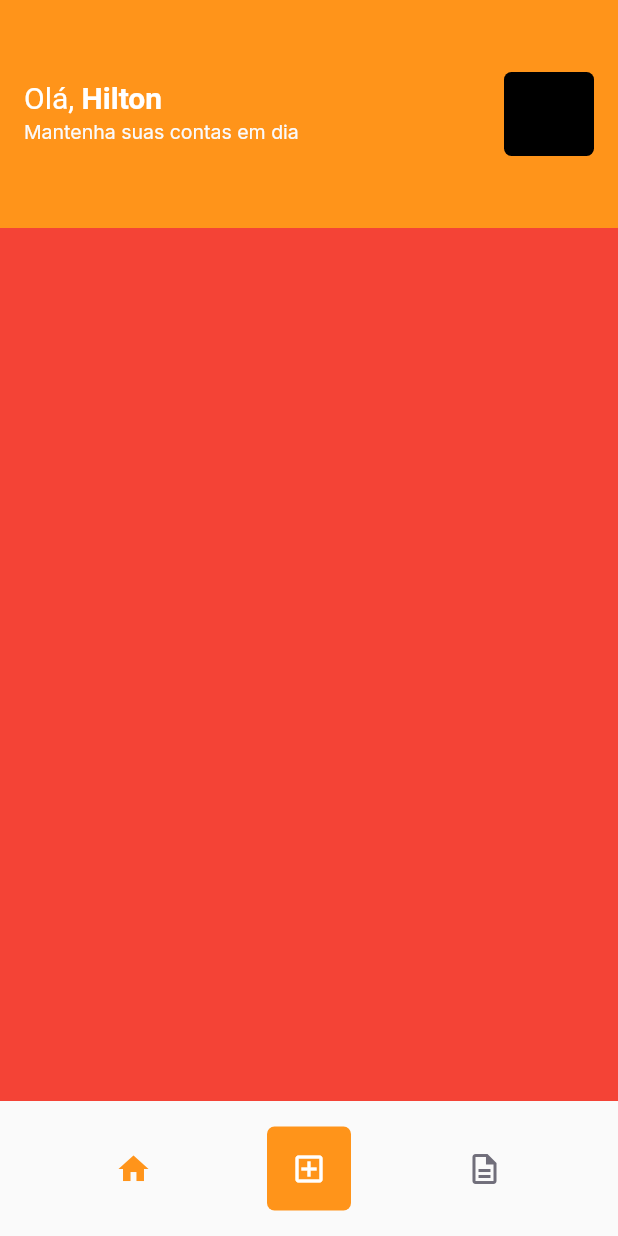
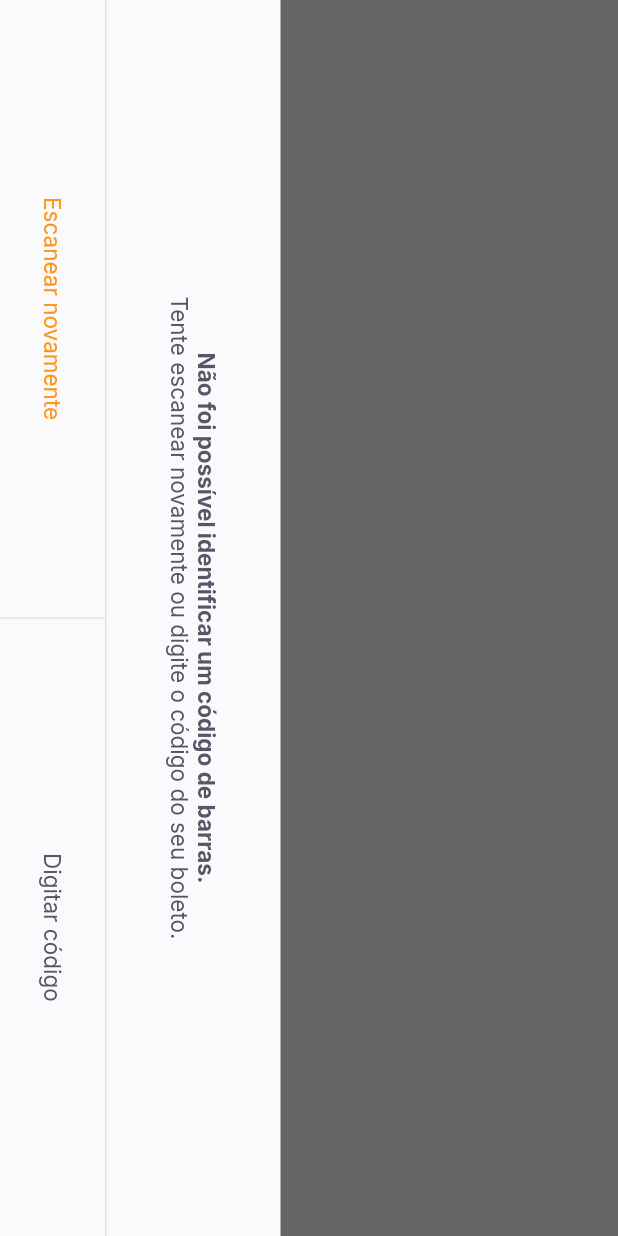
Before and after one commit to jhiltonsantos/nlw-together, a Flutter app: the HomePage screen opened by its route, after a tap on the "add box" icon, on a phone screen of 412 x 824 dp. Run offline on Flutter 3.47's test engine with Material 2 defaults, Android fonts, the phone set to English and light mode, and no system bars; our stand-ins replace camera, firebase_core, google_fonts, google_sign_in, image_picker, shared_preferences; missing offline and left inert: google_ml_kit; accounts and stored records are empty.

Commit message:
Add GoogleML Barcode

```diff
--- /dev/null
+++ b/payflow/lib/modules/barcode_scanner/barcode_scanner_page.dart
@@ -0,0 +1,68 @@
+import 'package:flutter/material.dart';
+import 'package:payflow/shared/themes/app_color.dart';
+import 'package:payflow/shared/themes/app_text_styles.dart';
+import 'package:payflow/shared/widgets/bottom_sheet/bottom_sheet.dart';
+import 'package:payflow/shared/widgets/set_label_buttons/set_label_buttons.dart';
+
+class BarcodeScannerPage extends StatefulWidget {
+  const BarcodeScannerPage({Key? key}) : super(key: key);
+
+  @override
+  _BarcodeScannerPageState createState() => _BarcodeScannerPageState();
+}
+
+class _BarcodeScannerPageState extends State<BarcodeScannerPage> {
+  @override
+  Widget build(BuildContext context) {
+    return BottomSheetWidget(
+        title: "Não foi possível identificar um código de barras.",
+        subtitle: "Tente escanear novamente ou digite o código do seu boleto.",
+        primaryLabel: "Escanear novamente",
+        primaryOnPressed: () {},
+        secondaryLabel: "Digitar código",
+        secondaryOnPressed: () {});
+    return SafeArea(
+      child: RotatedBox(
+        quarterTurns: 1,
+        child: Scaffold(
+          appBar: AppBar(
+            backgroundColor: Colors.black,
+            title: Text(
+              "Escaneie o código de barras do boleto",
+              style: AppTextStyles.buttonBackground,
+            ),
+            centerTitle: true,
+            leading: BackButton(
+              color: AppColors.background,
+            ),
+          ),
+          body: Column(
+            children: [
+              Expanded(
+                child: Container(
+                  color: Colors.black,
+                ),
+              ),
+              Expanded(
+                flex: 2,
+                child: Container(
+                  color: Colors.transparent,
+                ),
+              ),
+              Expanded(
+                child: Container(
+                  color: Colors.black,
+                ),
+              ),
+            ],
+          ),
+          bottomNavigationBar: SetLabelButtons(
+              primaryLabel: "Inserir código do boleto",
+              primaryOnPressed: () {},
+              secondaryLabel: "Adicionar da galeria",
+              secondaryOnPressed: () {}),
+        ),
+      ),
+    );
+  }
+}
--- a/payflow/lib/modules/home/home_page.dart
+++ b/payflow/lib/modules/home/home_page.dart
@@ -69,7 +69,7 @@ class _HomePageState extends State<HomePage> {
               ),
               GestureDetector(
                 onTap: () {
-                  print("Clicou Add");
+                  Navigator.pushNamed(context, "/barcode_scanner");
                 },
                 child: Container(
                   width: 56,
--- a/payflow/lib/modules/login/login_page.dart
+++ b/payflow/lib/modules/login/login_page.dart
@@ -1,5 +1,4 @@
 import 'package:flutter/material.dart';
-import 'package:google_sign_in/google_sign_in.dart';
 import 'package:payflow/shared/themes/app_color.dart';
 import 'package:payflow/shared/themes/app_images.dart';
 import 'package:payflow/shared/themes/app_text_styles.dart';
@@ -63,7 +62,7 @@ class _LoginPageState extends State<LoginPage> {
                   Padding(
                     padding:
                         const EdgeInsets.only(left: 40, right: 40, top: 50),
-                    child: SocialLoginButton(onTap: () {
+                    child: SocialLoginButtonWidget(onTap: () {
                       controller.googleSignIn(context);
                     }),
                   ),
--- /dev/null
+++ b/payflow/lib/shared/widgets/bottom_sheet/bottom_sheet.dart
@@ -0,0 +1,75 @@
+import 'package:flutter/material.dart';
+
+import 'package:payflow/shared/themes/app_color.dart';
+import 'package:payflow/shared/themes/app_text_styles.dart';
+import 'package:payflow/shared/widgets/set_label_buttons/set_label_buttons.dart';
+
+class BottomSheetWidget extends StatelessWidget {
+  const BottomSheetWidget({
+    Key? key,
+    required this.primaryLabel,
+    required this.primaryOnPressed,
+    required this.secondaryLabel,
+    required this.secondaryOnPressed,
+    required this.title,
+    required this.subtitle,
+  }) : super(key: key);
+
+  final String primaryLabel;
+  final VoidCallback primaryOnPressed;
+  final String secondaryLabel;
+  final VoidCallback secondaryOnPressed;
+  final String title;
+  final String subtitle;
+  final enablePrimaryColor = false;
+
+  @override
+  Widget build(BuildContext context) {
+    return SafeArea(
+      child: RotatedBox(
+        quarterTurns: 1,
+        child: Material(
+          child: Container(
+            color: AppColors.shape,
+            child: Column(
+              children: [
+                Expanded(
+                  child: Container(
+                    color: Colors.black.withOpacity(0.6),
+                  ),
+                ),
+                Column(
+                  children: [
+                    Padding(
+                      padding: const EdgeInsets.all(40.0),
+                      child: Text.rich(
+                        TextSpan(
+                          text: title,
+                          style: AppTextStyles.buttonBoldHeading,
+                          children: [
+                            TextSpan(
+                                text: "\n$subtitle",
+                                style: AppTextStyles.buttonHeading)
+                          ],
+                        ),
+                        textAlign: TextAlign.center,
+                      ),
+                    ),
+                    Container(height: 1, color: AppColors.stroke),
+                    SetLabelButtons(
+                      enablePrimaryColor: true,
+                      primaryLabel: primaryLabel,
+                      primaryOnPressed: primaryOnPressed,
+                      secondaryLabel: secondaryLabel,
+                      secondaryOnPressed: secondaryOnPressed,
+                    ),
+                  ],
+                ),
+              ],
+            ),
+          ),
+        ),
+      ),
+    );
+  }
+}
--- /dev/null
+++ b/payflow/lib/shared/widgets/divider_vertical/divider_vertical.dart
@@ -0,0 +1,15 @@
+import 'package:flutter/material.dart';
+import 'package:payflow/shared/themes/app_color.dart';
+
+class DividerVerticalWidget extends StatelessWidget {
+  const DividerVerticalWidget({Key? key}) : super(key: key);
+
+  @override
+  Widget build(BuildContext context) {
+    return Container(
+      width: 1,
+      height: double.maxFinite,
+      color: AppColors.stroke,
+    );
+  }
+}
--- /dev/null
+++ b/payflow/lib/shared/widgets/label_button/label_button.dart
@@ -0,0 +1,26 @@
+import 'package:flutter/material.dart';
+import 'package:payflow/shared/themes/app_text_styles.dart';
+
+class LabelButtonWidget extends StatelessWidget {
+  final String label;
+  final VoidCallback onPressed;
+  final TextStyle? style;
+
+  const LabelButtonWidget(
+      {Key? key, required this.label, required this.onPressed, this.style})
+      : super(key: key);
+
+  @override
+  Widget build(BuildContext context) {
+    return Container(
+      height: 56,
+      child: TextButton(
+        onPressed: onPressed,
+        child: Text(
+          label,
+          style: style ?? AppTextStyles.buttonHeading,
+        ),
+      ),
+    );
+  }
+}
--- /dev/null
+++ b/payflow/lib/shared/widgets/set_label_buttons/set_label_buttons.dart
@@ -0,0 +1,44 @@
+import 'package:flutter/material.dart';
+import 'package:payflow/shared/themes/app_text_styles.dart';
+import 'package:payflow/shared/widgets/divider_vertical/divider_vertical.dart';
+import 'package:payflow/shared/widgets/label_button/label_button.dart';
+
+class SetLabelButtons extends StatelessWidget {
+  const SetLabelButtons(
+      {Key? key,
+      required this.primaryLabel,
+      required this.primaryOnPressed,
+      required this.secondaryLabel,
+      required this.secondaryOnPressed,
+      this.enablePrimaryColor = false})
+      : super(key: key);
+
+  final String primaryLabel;
+  final VoidCallback primaryOnPressed;
+  final String secondaryLabel;
+  final VoidCallback secondaryOnPressed;
+  final bool enablePrimaryColor;
+
+  @override
+  Widget build(BuildContext context) {
+    return Container(
+      height: 70,
+      child: Row(
+        children: [
+          Expanded(
+            child: LabelButtonWidget(
+              label: primaryLabel,
+              onPressed: primaryOnPressed,
+              style: enablePrimaryColor ? AppTextStyles.buttonPrimary : null,
+            ),
+          ),
+          DividerVerticalWidget(),
+          Expanded(
+            child: LabelButtonWidget(
+                label: secondaryLabel, onPressed: secondaryOnPressed),
+          ),
+        ],
+      ),
+    );
+  }
+}
--- a/payflow/lib/shared/widgets/social_login/social_login_button.dart
+++ b/payflow/lib/shared/widgets/social_login/social_login_button.dart
@@ -3,9 +3,10 @@ import 'package:payflow/shared/themes/app_color.dart';
 import 'package:payflow/shared/themes/app_images.dart';
 import 'package:payflow/shared/themes/app_text_styles.dart';
 
-class SocialLoginButton extends StatelessWidget {
+class SocialLoginButtonWidget extends StatelessWidget {
   final VoidCallback onTap;
-  const SocialLoginButton({Key? key, required this.onTap}) : super(key: key);
+  const SocialLoginButtonWidget({Key? key, required this.onTap})
+      : super(key: key);
 
   @override
   Widget build(BuildContext context) {
--- a/payflow/pubspec.yaml
+++ b/payflow/pubspec.yaml
@@ -18,6 +18,9 @@ dependencies:
   google_sign_in: ^5.0.4
   google_sign_in_web: ^0.10.0
   shared_preferences: ^2.0.6
+  google_ml_kit: ^0.6.0
+  camera: ^0.8.1+3
+  image_picker: ^0.8.1+1
 
 dev_dependencies:
   flutter_test:
```
Also changed, not shown: payflow/lib/app_widget.dart (+9 -1 lines), payflow/lib/modules/barcode_scanner/barcode_scanner_controller.dart (+69 -23 lines), payflow/lib/modules/barcode_scanner/barcode_scanner_status.dart (added, +32 -0 lines), payflow/pubspec.lock, 1 other file.
